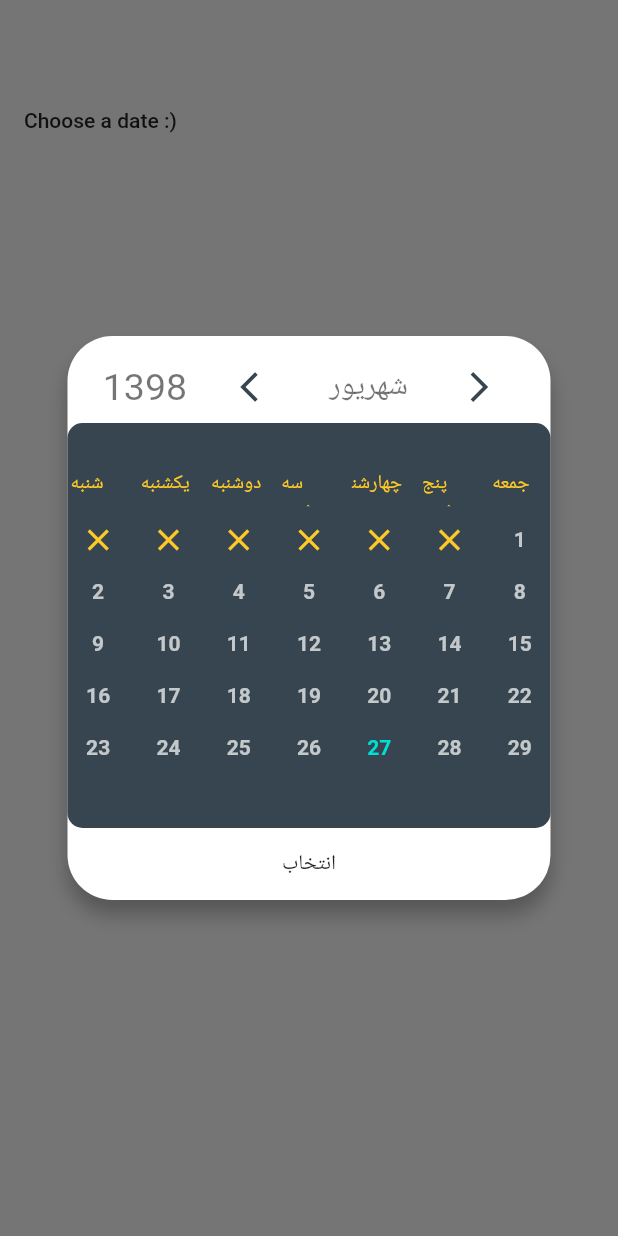
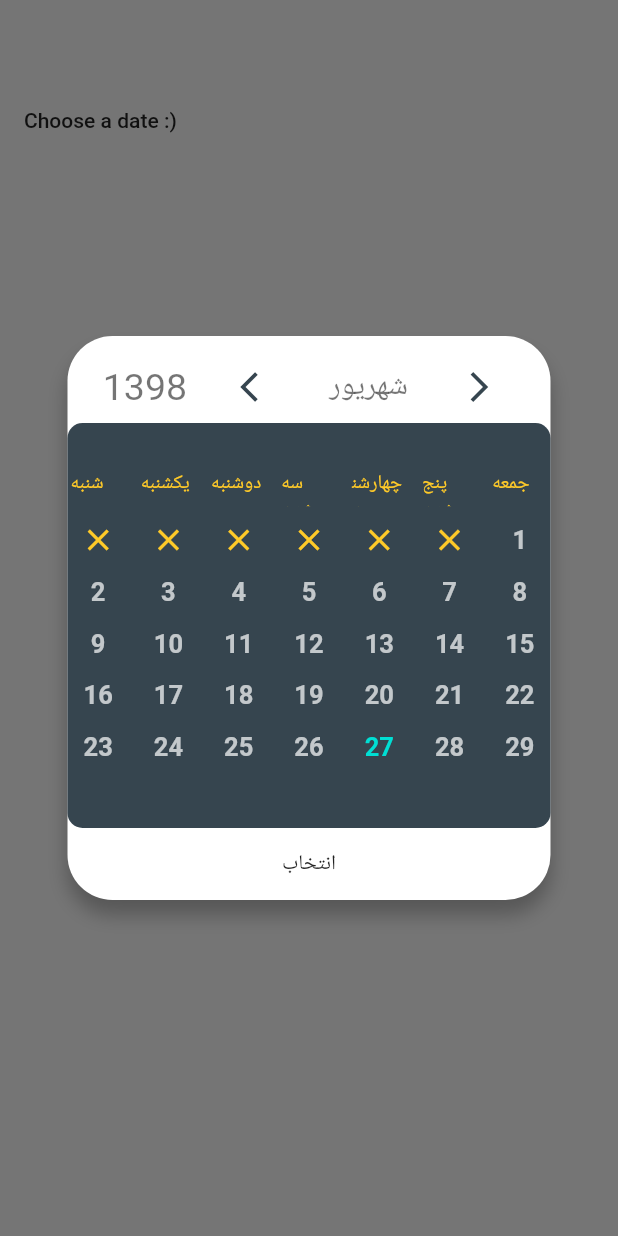
Before and after one commit to a01m01s/persian_calendar, a Flutter app: the screen it shows after launch, after a tap on "Choose a date :)", on a phone screen of 412 x 824 dp. Run offline on Flutter 3.47's test engine with Material 2 defaults, Android fonts, the phone set to English and light mode, and no system bars.

Commit message:
font size

```diff
--- a/lib/widgets/uiwidgets/calendarnumber.dart
+++ b/lib/widgets/uiwidgets/calendarnumber.dart
@@ -18,7 +18,6 @@ class _CalendarNumberState extends State<CalendarNumber> {
 
   @override
   void initState() {
-
     super.initState();
     if ((widget.index - widget.startingDay) == widget.today[2] &&
         widget.month == widget.today[1] &&
@@ -52,7 +51,8 @@ class _CalendarNumberState extends State<CalendarNumber> {
         alignment: Alignment.center,
         child: Text(
           (widget.index - widget.startingDay).toString(),
-          style: TextStyle(color: myColor, fontWeight: FontWeight.w700),
+          style: TextStyle(
+              color: myColor, fontWeight: FontWeight.w700, fontSize: 17.0),
         ),
         height: 120,
       ),
```
